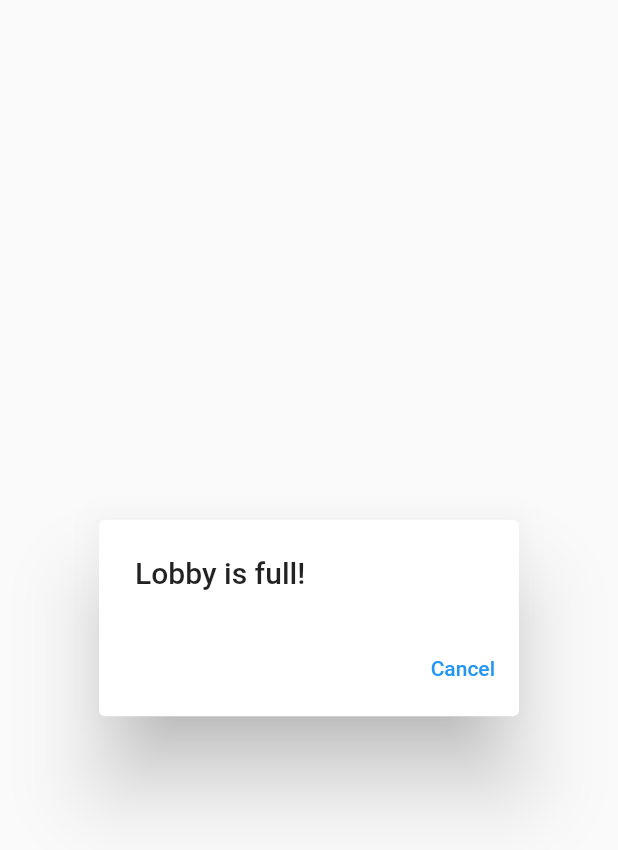
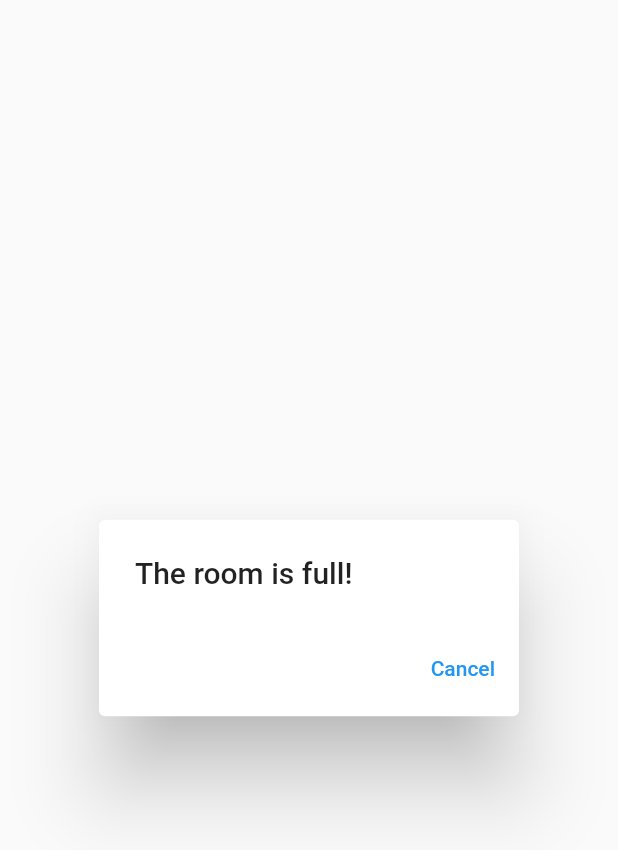
Before and after one commit to moon-world/avalon, a Flutter app: the EnterLobbyPopup widget shown alone on an empty page, opened directly, on a phone screen of 412 x 824 dp. Shown: the top 850 px of the screen. Run offline on Flutter 3.47's test engine with Material 2 defaults, Android fonts, the phone set to English and light mode, and no system bars; our stand-ins replace carousel_slider, firebase_auth, firebase_core, firebase_database, rounded_loading_button; accounts and stored records are empty.

Commit message:
added more phrases, need hebrew

```diff
--- a/lib/localization/Localizations.dart
+++ b/lib/localization/Localizations.dart
@@ -57,7 +57,14 @@ class AvalonLocalizations {
       'enterGame': 'Enter game',
       'checkQuest': 'Check quest',
       'nextQuest': 'Next quest',
-      'startVote': 'Start voting'
+      'startVote': 'Start voting',
+      'mordredWon': 'Mordred has won!',
+      'arthurWon': 'Arthur has won!',
+      'lobbyNumber': 'Lobby number:',
+      'gameStarted': 'Game is started!',
+      'assassinCanTry': 'Assassin can try guess who is Merlin',
+      'questsSuccess': '3 quests succeedeed!',
+      'cancel': 'Cancel'
     },
     'ru': {
       'title': 'Авалон',
@@ -76,15 +83,22 @@ class AvalonLocalizations {
       'settings': 'Настройки',
       'exit': 'Выход',
       'hello': 'Привет',
-      'noSuchRoom': 'There is no room with number',
-      'fullRoom': 'The room is full!',
+      'noSuchRoom': 'Такой комнаты не существует',
+      'fullRoom': 'Комната полная!',
       'players': 'Игроки',
-      'numberOfPlayers': 'Number of players:',
+      'numberOfPlayers': 'Число игроков:',
       'startGame': 'Начать игру',
       'enterGame': 'Войти в игру',
-      'checkQuest': 'Check quest',
-      'nextQuest': 'Next quest',
-      'startVote': 'Start voting'
+      'checkQuest': 'Проверить квест',
+      'nextQuest': 'Следующий квест',
+      'startVote': 'Начать голосование',
+      'mordredWon': 'Mordred победил!',
+      'arthurWon': 'Arthur победил!',
+      'lobbyNumber': 'Номер комнаты:',
+      'gameStarted': 'Игра началась!',
+      'assassinCanTry': 'Assassin должен попытаться угадать кто Merlin',
+      'questsSuccess': 'Силы света победили в 3ех квестах!',
+      'cancel': 'Отмена'
     },
     'he': {
       'title': 'אבאלון',
@@ -111,9 +125,27 @@ class AvalonLocalizations {
       'enterGame': 'היכנס למשחק',
       'checkQuest': 'בדוק משימה',
       'nextQuest': 'משימה הבאה',
-      'startVote': 'התחל הצבעה'
+      'startVote': 'התחל הצבעה',
+      'mordredWon': '',
+      'arthurWon': '',
+      'lobbyNumber': 'מספר חדר',
+      'gameStarted': '',
+      'assassinCanTry': 'Assassin can try guess who is Merlin',
+      'questsSuccess': '3 quests succeedeed!',
+      'cancel': 'Cancel'
     }
   };
+  String get assassinCanTry {
+    return _localizedValues[locale.languageCode]!['assassinCanTry']!;
+  }
+
+  String get questsSuccess {
+    return _localizedValues[locale.languageCode]!['questsSuccess']!;
+  }
+
+  String get cancel {
+    return _localizedValues[locale.languageCode]!['cancel']!;
+  }
 
   String get title {
     return _localizedValues[locale.languageCode]!['title']!;
@@ -214,4 +246,20 @@ class AvalonLocalizations {
   String get startVote {
     return _localizedValues[locale.languageCode]!['startVote']!;
   }
+
+  String get lobbyNumber {
+    return _localizedValues[locale.languageCode]!['lobbyNumber']!;
+  }
+
+  String get mordredWon {
+    return _localizedValues[locale.languageCode]!['mordredWon']!;
+  }
+
+  String get arthurWon {
+    return _localizedValues[locale.languageCode]!['arthurWon']!;
+  }
+
+  String get gameStarted {
+    return _localizedValues[locale.languageCode]!['gameStarted']!;
+  }
 }
--- a/lib/screens/main_page.dart
+++ b/lib/screens/main_page.dart
@@ -66,13 +66,13 @@ class _MainPage extends State<MainPage> {
                             validator: (value) {
                               return value!.isEmpty ? null : "Invalid";
                             },
-                            decoration:
-                                InputDecoration(hintText: "Enter Room Number"),
+                            decoration: InputDecoration(
+                                hintText: AvalonLocalizations.of(context)
+                                    .enterLobbyNumber),
                           ),
                         ),
                         IconButton(
                             icon: const Icon(Icons.forward),
-                            tooltip: 'Enter Lobby',
                             onPressed: () {
                               enterLobby();
                             }),
@@ -84,7 +84,7 @@ class _MainPage extends State<MainPage> {
                       style: ElevatedButton.styleFrom(
                           primary: Colors.cyan.shade400,
                           minimumSize: Size(250.0, 50.0)),
-                      child: Text("Settings"),
+                      child: Text(AvalonLocalizations.of(context).settings),
                       onPressed: () {
                         Navigator.pushNamed(context, '/settings');
                       }),
@@ -95,7 +95,7 @@ class _MainPage extends State<MainPage> {
                       style: ElevatedButton.styleFrom(
                           primary: Colors.cyan.shade400,
                           minimumSize: Size(250.0, 50.0)),
-                      child: Text("Exit"),
+                      child: Text(AvalonLocalizations.of(context).exit),
                       onPressed: () {
                         Navigator.pushNamed(context, '/');
                       }),
@@ -168,7 +168,7 @@ class EnterLobbyPopup extends StatelessWidget {
     switch (lobbyState) {
       case LobbyState.maxPlayers:
         return AlertDialog(
-          title: const Text('Lobby is full!'),
+          title: Text(AvalonLocalizations.of(context).fullRoom),
           actions: <Widget>[
             TextButton(
               onPressed: () => Navigator.pop(context, 'Cancel'),
@@ -181,7 +181,7 @@ class EnterLobbyPopup extends StatelessWidget {
         );
       case LobbyState.notExist:
         return AlertDialog(
-          title: const Text('Lobby does not exist!'),
+          title: Text(AvalonLocalizations.of(context).noSuchRoom),
           actions: <Widget>[
             TextButton(
               onPressed: () => Navigator.pop(context, 'Cancel'),
@@ -194,7 +194,7 @@ class EnterLobbyPopup extends StatelessWidget {
         );
       case LobbyState.started:
         return AlertDialog(
-          title: const Text('Game is started!'),
+          title: Text(AvalonLocalizations.of(context).gameStarted),
           actions: <Widget>[
             TextButton(
               onPressed: () => Navigator.pop(context, 'Cancel'),
--- a/lib/src/widgets.dart
+++ b/lib/src/widgets.dart
@@ -1,3 +1,4 @@
+import 'package:avalon/localization/Localizations.dart';
 import 'package:avalon/models/character.dart';
 import 'package:avalon/models/player_model.dart';
 import 'package:avalon/services/rt_database.dart';
@@ -80,7 +81,7 @@ class PlayersTable extends StatelessWidget {
       children: [
         Expanded(
           flex: 2,
-          child: Text("Players",
+          child: Text(AvalonLocalizations.of(context).players,
               style: TextStyle(
                   fontSize: 24.0,
                   fontFamily: 'CinzelDecorative',
@@ -152,7 +153,6 @@ class CharactersCarousel extends StatelessWidget {
                     icon: const Icon(Icons.add_circle_outline_sharp),
                     iconSize: 30,
                     color: Colors.blueAccent.shade100,
-                    tooltip: 'Enter Lobby',
                     onPressed: () {
                       addCharacter();
                     }),
@@ -160,7 +160,6 @@ class CharactersCarousel extends StatelessWidget {
                     icon: const Icon(Icons.remove_circle_outline),
                     iconSize: 30,
                     color: Colors.red.shade300,
-                    tooltip: 'Enter Lobby',
                     onPressed: () {
                       removeCharacter();
                     }),
```
Also changed, not shown: lib/screens/gameplay_page.dart (+56 -13 lines), lib/screens/lobby_page.dart (+7 -4 lines).
